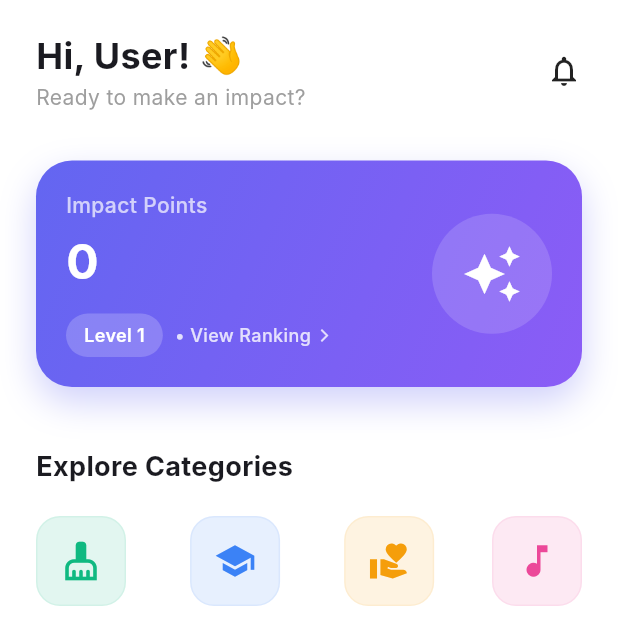
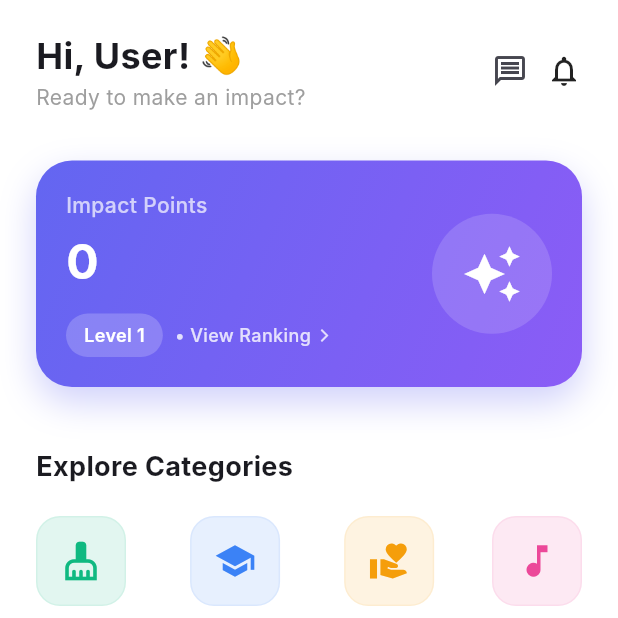
Before and after one commit to Lochangarg/Impactly, a Flutter app: the HomeScreen screen opened directly, on a phone screen of 412 x 824 dp, the top half of it. Run offline on Flutter 3.47's test engine with Material 3 defaults, Android fonts, the phone set to English and light mode, and no system bars; our stand-ins replace cached_network_image, flutter_dotenv, image_picker, parse_server_sdk_flutter, shared_preferences; missing offline and left inert: translator; accounts and stored records are empty; network calls fail; Roboto replaces fonts that are missing (Inter).

Commit message:
home page update

```diff
--- a/lib/features/home/widgets/home_content.dart
+++ b/lib/features/home/widgets/home_content.dart
@@ -11,6 +11,7 @@ import '../../../core/providers/event_provider.dart';
 import '../../leaderboard/leaderboard_screen.dart';
 import '../../../l10n/app_localizations.dart';
 import '../../../core/services/translation_service.dart';
+import '../../chat/direct_messages_screen.dart';
 
 class HomeContent extends StatefulWidget {
   final Function(int, {String? category})? onNavigate;
@@ -155,7 +156,17 @@ class _HomeContentState extends State<HomeContent> {
           Text(l10n.hi_user(name.split(' ')[0]), style: const TextStyle(fontSize: 24, fontWeight: FontWeight.bold)),
           Text(l10n.ready_to_impact, style: const TextStyle(color: Colors.grey)),
         ]),
-        const Icon(Icons.notifications_outlined),
+        Row(
+          children: [
+            IconButton(
+              icon: const Icon(Icons.message_outlined),
+              onPressed: () {
+                Navigator.push(context, MaterialPageRoute(builder: (_) => const DirectMessagesScreen()));
+              },
+            ),
+            const Icon(Icons.notifications_outlined),
+          ],
+        ),
       ],
     );
   }
```
